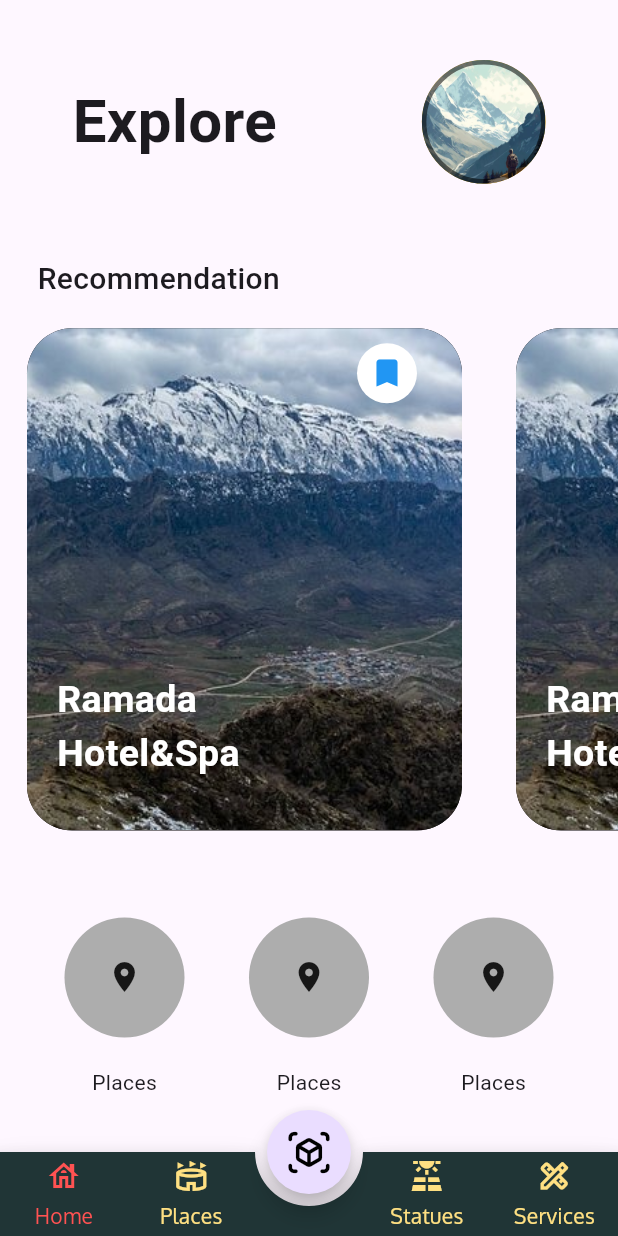
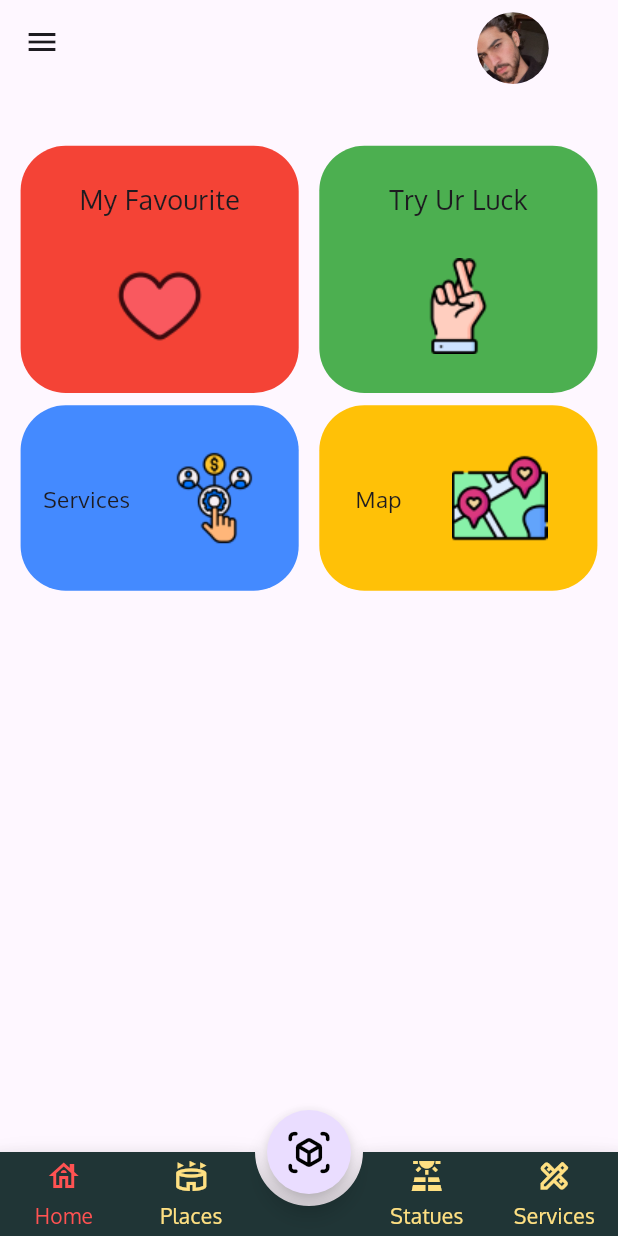
Before and after one commit to Diary-hub/travelers, a Flutter app: the screen it shows after launch, on a phone screen of 412 x 824 dp. Run offline on Flutter 3.47's test engine with Material 3 defaults, Android fonts, the phone set to English and light mode, and no system bars; drawn by our look-alikes of animated_bottom_navigation_bar, auto_size_text; our stand-ins replace carousel_slider, cloud_firestore, firebase_auth, firebase_core, flutter_svg, get and 2 more; missing offline and left inert: animated_rating_stars, qr_code_scanner, reorderable_tabbar; accounts and stored records are empty.

Commit message:
Home Page % 50

```diff
--- a/lib/views/home/home_screen.dart
+++ b/lib/views/home/home_screen.dart
@@ -1,5 +1,8 @@
+import 'package:carousel_slider/carousel_slider.dart';
 import 'package:flutter/material.dart';
 import 'package:travelers/common/widget/locAndSub.dart';
+import 'package:travelers/common/widget/statueListComponent.dart';
+import 'package:velocity_x/velocity_x.dart';
 
 class HomeScreenPage extends StatelessWidget {
   const HomeScreenPage({
@@ -10,105 +13,149 @@
   Widget build(BuildContext context) {
     double sH = MediaQuery.of(context).size.height;
     double sW = MediaQuery.of(context).size.width;
-    return ListView(children: [
-      const SizedBox(
-        height: 40,
+    return Scaffold(
+      appBar: AppBar(
+        actions: [
+          Padding(
+            padding: EdgeInsets.only(right: sW * .1, top: sH * .01),
+            child: SizedBox(
+              width: sW * 0.14,
+              height: sH * 0.1,
+              child: const CircleAvatar(
+                backgroundImage: AssetImage("assets/images/login/xomGyan.jpg"),
               ),
-      Row(
-        mainAxisAlignment: MainAxisAlignment.spaceAround,
-        children: [
-          const Text(
-            'Explore',
-            style: TextStyle(fontSize: 40, fontWeight: FontWeight.w700),
             ),
-          Container(
-            width: sW * 0.2,
-            height: sH * 0.1,
-            decoration: BoxDecoration(
-                border: Border.all(
-                  color: Colors.black54,
-                  width: 3,
-                ),
-                image: const DecorationImage(
-                    image: AssetImage("assets/images/login/img1.jpg"),
-                    fit: BoxFit.cover),
-                color: Colors.amber,
-                borderRadius: BorderRadius.circular(100)),
-          ),
+          )
         ],
       ),
-      SizedBox(
-        height: sH * 0.06,
-      ),
-      const Padding(
-        padding: EdgeInsets.only(left: 25),
-        child: Text(
-          'Recommendation',
-          style: TextStyle(fontSize: 20, fontWeight: FontWeight.w500),
-        ),
-      ),
-      SizedBox(
-        width: double.maxFinite,
-        height: sH * .45,
-        child: ListView.builder(
-            itemCount: 3,
-            scrollDirection: Axis.horizontal,
-            itemBuilder: (_, index) {
-              return Padding(
-                padding: const EdgeInsets.all(18.0),
-                child: Container(
-                  decoration: BoxDecoration(
-                      image: const DecorationImage(
-                          image: AssetImage("assets/images/login/one.jpg"),
-                          fit: BoxFit.cover),
-                      color: Colors.black,
-                      borderRadius: BorderRadius.circular(30)),
-                  width: 290,
-                  height: 100,
-                  child: Stack(children: [
-                    Positioned(
-                        left: 220,
-                        top: 10,
-                        child: Container(
-                          width: 40,
-                          height: 40,
-                          decoration: BoxDecoration(
-                              color: Colors.white,
-                              borderRadius: BorderRadius.circular(100)),
-                          child: const Icon(
-                            Icons.bookmark,
-                            color: Colors.blue,
-                          ),
-                        )),
-                    const Positioned(
-                        top: 230,
-                        left: 20,
-                        child: SizedBox(
-                          width: 180,
-                          child: Text(
-                            'Ramada Hotel&Spa',
-                            style: TextStyle(
-                                color: Colors.white,
-                                fontSize: 25,
-                                fontWeight: FontWeight.w700),
-                          ),
-                        ))
-                  ]),
-                ),
-              );
-            }),
-      ),
-      const SizedBox(
-        height: 40,
-      ),
+      body: ListView(children: [
+        SizedBox(height: sH * 0.05),
         Row(
           mainAxisAlignment: MainAxisAlignment.spaceEvenly,
           children: [
-          locAndSub(icon: const Icon(Icons.place), text: 'Places'),
-          locAndSub(icon: const Icon(Icons.place), text: 'Places'),
-          locAndSub(icon: const Icon(Icons.place), text: 'Places'),
+            Column(
+              children: [
+                Container(
+                  width: sW * 0.45,
+                  height: sH * 0.2,
+                  decoration: BoxDecoration(
+                      color: Colors.red,
+                      borderRadius: BorderRadius.circular(30)),
+                  child: Column(
+                    mainAxisAlignment: MainAxisAlignment.spaceEvenly,
+                    children: [
+                      const Text(
+                        'My Favourite',
+                        style: TextStyle(
+                            fontFamily: "Oxygen",
+                            fontSize: 18,
+                            fontWeight: FontWeight.w500),
+                      ),
+                      SizedBox(
+                          width: 70,
+                          height: 70,
+                          child: Image.asset("assets/images/login/heart.png"))
+                    ],
+                  ),
+                )
+              ],
+            ),
+            Column(
+              children: [
+                Container(
+                  width: sW * 0.45,
+                  height: sH * 0.2,
+                  decoration: BoxDecoration(
+                      color: Colors.green,
+                      borderRadius: BorderRadius.circular(30)),
+                  child: Column(
+                    mainAxisAlignment: MainAxisAlignment.spaceEvenly,
+                    children: [
+                      const Text(
+                        'Try Ur Luck',
+                        style: TextStyle(
+                            fontFamily: "Oxygen",
+                            fontSize: 18,
+                            fontWeight: FontWeight.w500),
+                      ),
+                      SizedBox(
+                          width: 70,
+                          height: 70,
+                          child: Image.asset("assets/images/login/finger.png"))
+                    ],
+                  ),
+                )
               ],
             )
-    ]);
+          ],
+        ),
+        Padding(
+          padding: EdgeInsets.only(top: sH * 0.01),
+          child: Row(
+            mainAxisAlignment: MainAxisAlignment.spaceEvenly,
+            children: [
+              Column(
+                children: [
+                  Container(
+                    decoration: BoxDecoration(
+                      borderRadius: BorderRadius.circular(30),
+                      color: Colors.blueAccent,
+                    ),
+                    width: sW * 0.45,
+                    height: sH * 0.15,
+                    child: Row(
+                      mainAxisAlignment: MainAxisAlignment.spaceEvenly,
+                      children: [
+                        const Text(
+                          'Services',
+                          style: TextStyle(
+                              fontFamily: "Oxygen",
+                              fontSize: 15,
+                              fontWeight: FontWeight.w500),
+                        ),
+                        SizedBox(
+                          width: sW * .2,
+                          child: Image.asset("assets/images/login/rc.png"),
+                        )
+                      ],
+                    ),
+                  )
+                ],
+              ),
+              Column(
+                children: [
+                  Container(
+                    width: sW * 0.45,
+                    height: sH * 0.15,
+                    decoration: BoxDecoration(
+                      borderRadius: BorderRadius.circular(30),
+                      color: Colors.amber,
+                    ),
+                    child: Row(
+                      mainAxisAlignment: MainAxisAlignment.spaceEvenly,
+                      children: [
+                        const Text(
+                          'Map',
+                          style: TextStyle(
+                              fontFamily: "Oxygen",
+                              fontSize: 15,
+                              fontWeight: FontWeight.w500),
+                        ),
+                        SizedBox(
+                          width: sW * .2,
+                          child:
+                              Image.asset("assets/images/login/favourite.png"),
+                        )
+                      ],
+                    ),
+                  )
+                ],
+              )
+            ],
+          ),
+        )
+      ]),
+      drawer: const Drawer(),
+    );
   }
 }
```
Also changed, not shown: assets/images/login/favourite.png (added), assets/images/login/finger.png (added), assets/images/login/heart.png (added), assets/images/login/rc.png (added). Lines whose indentation alone changed are shown as unchanged.
